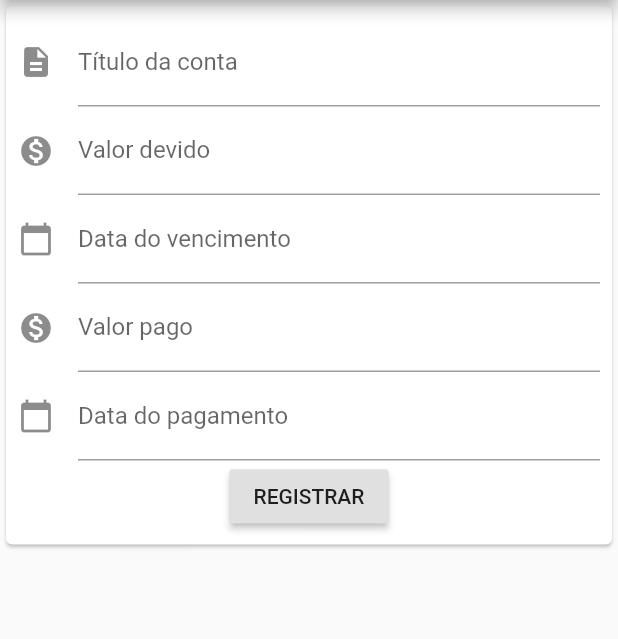
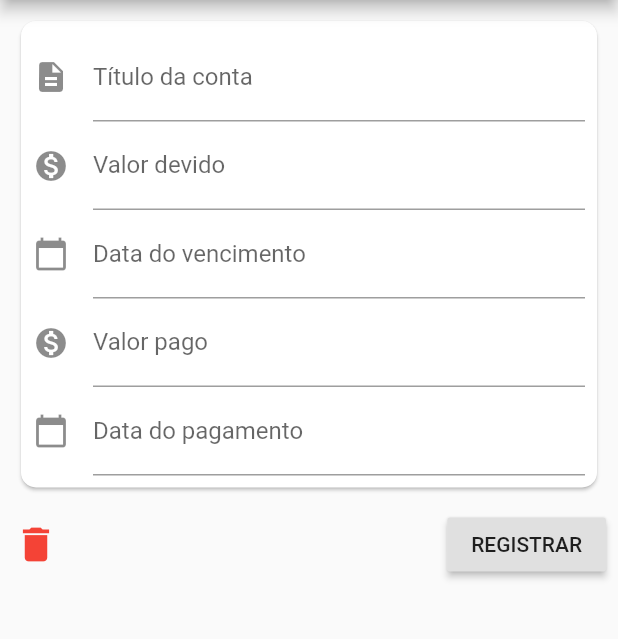
Before and after one commit to marcusrox/onbills, a Flutter app: the BillPayScreen screen opened directly, on a phone screen of 412 x 824 dp, the part 84-723 px from its top. Run offline on Flutter 3.47's test engine with Material 2 defaults, Android fonts, the phone set to English and light mode, and no system bars; drawn by our look-alikes of datetime_picker_formfield; our stand-ins replace get, month_picker_dialog, sqflite; accounts and stored records are empty.

```diff
--- a/lib/repositories/bills.repository.dart
+++ b/lib/repositories/bills.repository.dart
@@ -1,10 +1,11 @@
 import 'dart:async';
+import 'package:onbills/repositories/irepository.dart';
 import 'package:sqflite/sqflite.dart';
 import 'package:onbills/models/bill.model.dart';
 
-import 'DatabaseHelper.dart';
+import 'database_helper.dart';
 
-class BillsRepository {
+class BillsRepository implements IRepository{
 
   Future<List<BillModel>> getAll() async {
     // Get a reference to the database.
@@ -25,6 +26,7 @@ class BillsRepository {
     return Sqflite.firstIntValue(await db.rawQuery('SELECT COUNT(*) FROM bills'));
   }
 
+  //@override
   Future<BillModel> get(String id) async {
     final Database db = await DatabaseHelper.instance.database;
     final List<Map<String, dynamic>> maps = await db.query('bills', where: 'id = ?', whereArgs: [id]);
--- a/lib/screens/billpay.screen.dart
+++ b/lib/screens/billpay.screen.dart
@@ -29,17 +29,6 @@ class _BillPayScreenState extends State<BillPayScreen> {
 
   BillModel _bill = BillModel();
 
-  _carregarDados() async {
-    _bill = await BillsRepository().get(widget.billId);
-
-    // Colocar os valores formatados para interface nos controllers dos TextFormField
-    _titleController.text = _bill.title;
-    _dueDateController.text = Utils.datetimeToStr(_bill.dueDate);
-    _dueValueController.text = Utils.doubleToStr(_bill.dueValue);
-    _paidDateController.text = Utils.datetimeToStr(_bill.paidDate);
-    _paidValueController.text = Utils.doubleToStr(_bill.paidValue);
-  }
-
   @override
   void initState() {
     super.initState();
@@ -59,6 +48,98 @@ class _BillPayScreenState extends State<BillPayScreen> {
   @override
   Widget build(BuildContext context) {
     print('DEBUG: Rodou build() em ' + this.toString());
+
+    return Scaffold(
+      appBar: AppBar(title: Text('OnBills - ' + widget.subtitle)),
+      body: SingleChildScrollView(
+        child: Column(
+          children: <Widget>[
+            Container(
+              padding: EdgeInsets.all(10),
+              child: Card(
+                shape: RoundedRectangleBorder(
+                    borderRadius: BorderRadius.circular(10)),
+                child: Padding(
+                  padding: EdgeInsets.all(8.0),
+                  child: Form(
+                    key: _formKey,
+                    child: Column(
+                      mainAxisSize: MainAxisSize.min,
+                      children: <Widget>[
+                        _getFieldTitle(),
+                        _getFieldDueValue(),
+                        _getFieldDueDate(),
+                        _getFieldPaidValue(),
+                        _getFieldPaidDate(),
+                      ],
+                    ),
+                  ),
+                ),
+              ),
+            ),
+            Row(
+              children: <Widget>[
+                IconButton(
+                  icon: Icon(
+                    Icons.delete,
+                    color: Colors.red,
+                    size: 30,
+                  ),
+                  onPressed: _deleteBill,
+                ),
+                Expanded(
+                  child: Container(
+                    padding: EdgeInsets.only(right: 8.0),
+                    alignment: Alignment.centerRight,
+                    //color: Colors.blue,
+                    child: RaisedButton(
+                      child: Text("REGISTRAR"),
+                      onPressed: _submitForm,
+                    ),
+                  ),
+                )
+              ],
+            )
+          ],
+        ),
+      ),
+      //drawer: OBDrawer(),
+      //bottomNavigationBar: OBBottomBar(),
+    );
+  }
+
+  void _carregarDados() async {
+    _bill = await BillsRepository().get(widget.billId);
+
+    // Colocar os valores formatados para interface nos controllers dos TextFormField
+    _titleController.text = _bill.title;
+    _dueDateController.text = Utils.datetimeToStr(_bill.dueDate);
+    _dueValueController.text = Utils.doubleToStr(_bill.dueValue);
+    _paidDateController.text = Utils.datetimeToStr(_bill.paidDate);
+    _paidValueController.text = Utils.doubleToStr(_bill.paidValue);
+  }
+
+  void _deleteBill() {
+    if (widget.billId != null) {
+      BillsRepository().delete(_bill.id).then((value) {
+        Get.snackbar(
+          'Conta excluída',
+          'Conta excluída com sucesso!',
+          icon: Icon(Icons.alarm),
+          barBlur: 20,
+        );
+      }).catchError((error) {
+        Get.snackbar(
+          'Erro',
+          error.toString(),
+          icon: Icon(Icons.alarm),
+          barBlur: 20,
+        );
+      });
+
+      Get.off(BillsScreen(), duration: Duration.zero);
+    }
+  }
 
   void _submitForm() {
     print('_submitForm');
@@ -97,20 +178,8 @@ class _BillPayScreenState extends State<BillPayScreen> {
     }
   }
 
-    return Scaffold(
-      appBar: AppBar(title: Text('OnBills - ' + widget.subtitle)),
-      body: SingleChildScrollView(
-        child: Column(
-          children: <Widget>[
-            Card(
-              child: Padding(
-                padding: EdgeInsets.all(8.0),
-                child: Form(
-                  key: _formKey,
-                  child: Column(
-                    mainAxisSize: MainAxisSize.min,
-                    children: <Widget>[
-                      TextFormField(
+  Widget _getFieldTitle() {
+    return TextFormField(
       keyboardType: TextInputType.text,
       //initialValue: _bill.title,
       controller: _titleController,
@@ -119,12 +188,14 @@ class _BillPayScreenState extends State<BillPayScreen> {
         icon: Icon(Icons.description),
       ),
       validator: (value) {
-                          if (value.isEmpty)
-                            return 'Digite o título para a conta';
+        if (value.isEmpty) return 'Digite o título para a conta';
         return null;
       },
-                      ),
-                      TextFormField(
+    );
+  }
+
+  Widget _getFieldDueValue() {
+    return TextFormField(
       keyboardType: TextInputType.number,
       controller: _dueValueController,
       //autofocus: true,
@@ -133,12 +204,14 @@ class _BillPayScreenState extends State<BillPayScreen> {
         icon: Icon(Icons.monetization_on),
       ),
       validator: (value) {
-                          if (value.isEmpty)
-                            return 'Digite o valor devido para esta conta';
+        if (value.isEmpty) return 'Digite o valor devido para esta conta';
         return null;
       },
-                      ),
-                      DateTimeField(
+    );
+  }
+
+  Widget _getFieldDueDate() {
+    return DateTimeField(
       controller: _dueDateController,
       decoration: InputDecoration(
         labelText: 'Data do vencimento',
@@ -157,8 +230,11 @@ class _BillPayScreenState extends State<BillPayScreen> {
           return 'Informe a data que do vencimento programada';
         return null;
       },
-                      ),
-                      TextFormField(
+    );
+  }
+
+  Widget _getFieldPaidValue() {
+    return TextFormField(
       keyboardType: TextInputType.number,
       controller: _paidValueController,
       //autofocus: true,
@@ -167,12 +243,14 @@ class _BillPayScreenState extends State<BillPayScreen> {
         icon: Icon(Icons.monetization_on),
       ),
       validator: (value) {
-                          if (value.isEmpty)
-                            return 'Digite o valor pago para esta conta';
+        if (value.isEmpty) return 'Digite o valor pago para esta conta';
         return null;
       },
-                      ),
-                      DateTimeField(
+    );
+  }
+
+  Widget _getFieldPaidDate() {
+    return DateTimeField(
       controller: _paidDateController,
       decoration: InputDecoration(
         labelText: 'Data do pagamento',
@@ -191,21 +269,6 @@ class _BillPayScreenState extends State<BillPayScreen> {
           return 'Informe a data que o pagamento foi realizado';
         return null;
       },
-                      ),
-                      RaisedButton(
-                        child: Text("REGISTRAR"),
-                        onPressed: _submitForm,
-                      )
-                    ],
-                  ),
-                ),
-              ),
-            ),
-          ],
-        ),
-      ),
-      //drawer: OBDrawer(),
-      //bottomNavigationBar: OBBottomBar(),
     );
   }
 }
--- a/lib/screens/settings.screen.dart
+++ b/lib/screens/settings.screen.dart
@@ -1,6 +1,6 @@
 import 'package:flutter/material.dart';
 import 'package:get/get.dart';
-import 'package:onbills/repositories/DatabaseHelper.dart';
+import 'package:onbills/repositories/database_helper.dart';
 import 'package:onbills/utils/dialogs.dart';
 import 'package:onbills/widgets/OBBottomBar.dart';
 
```
Also changed, not shown: lib/models/planned.model.dart (added, +54 -0 lines), lib/repositories/irepository.dart (+10 -7 lines), lib/repositories/database_helper.dart (renamed from lib/repositories/DatabaseHelper.dart). Lines whose indentation alone changed are shown as unchanged.
